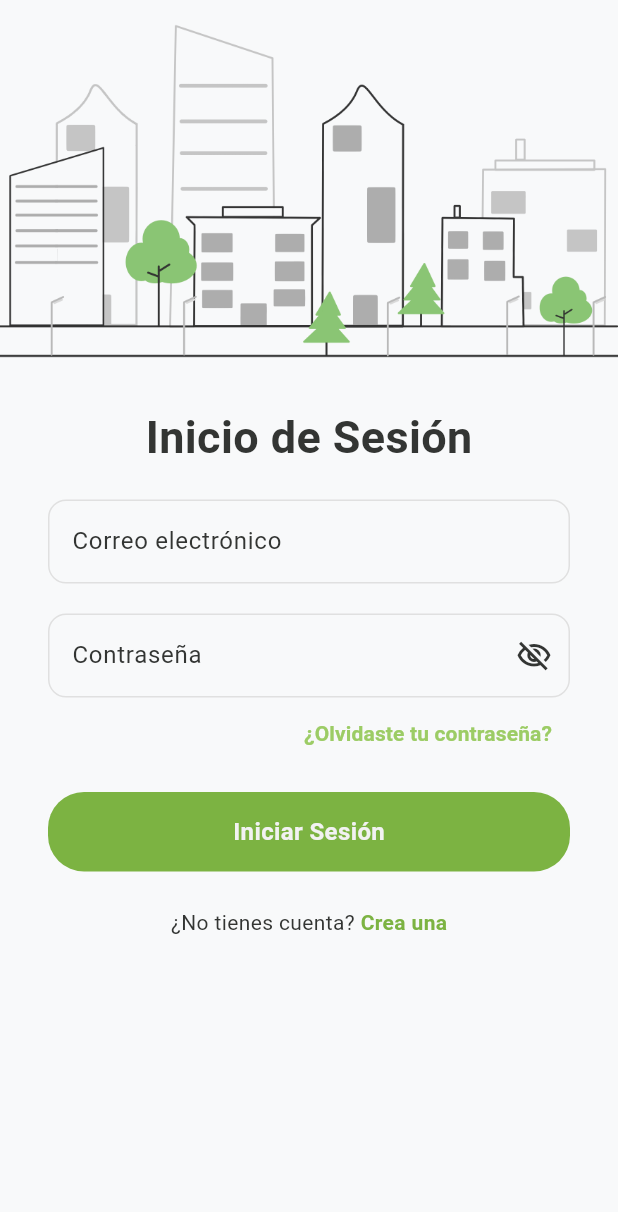
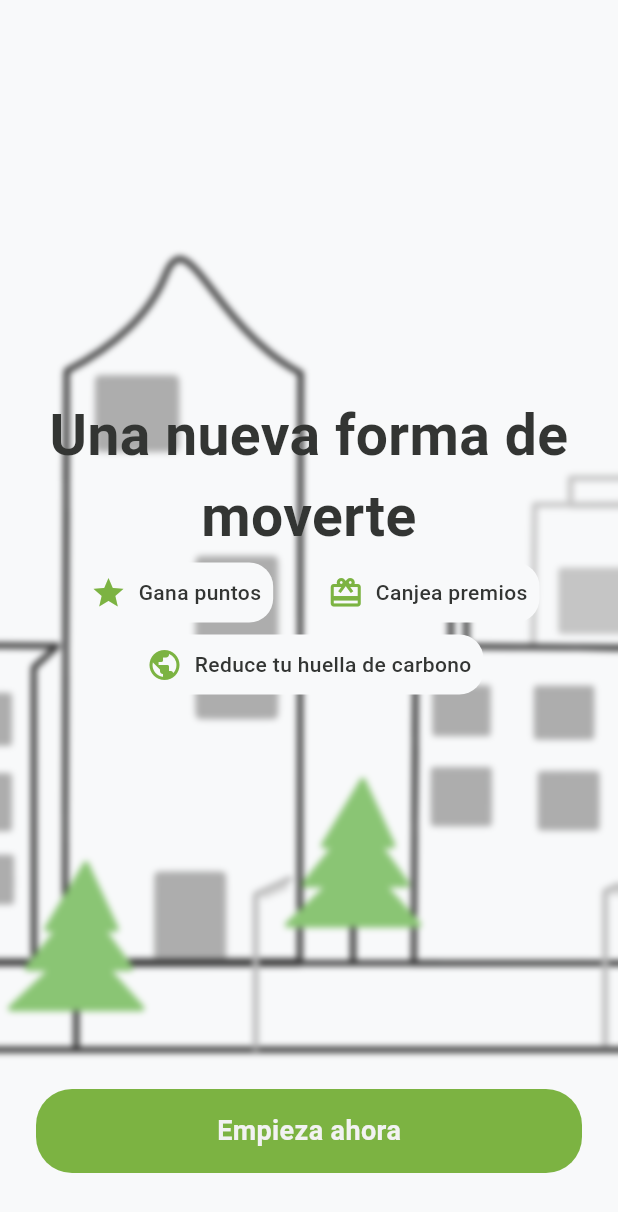
Before and after one commit to EcoDrive-App/Mobile-App, a Flutter app: the screen it shows after launch, on a phone screen of 412 x 824 dp. Shown: the top 1212 px of the screen. Run offline on Flutter 3.47's test engine with Material 3 defaults, Android fonts, the phone set to English and light mode, and no system bars; our stand-ins replace flutter_dotenv, flutter_secure_storage, geocoding, geolocator, google_maps_flutter, shared_preferences; missing offline and left inert: flutter_google_maps_webservices, flutter_polyline_points; accounts and stored records are empty.

Commit message:
add onboarding screen and remove SafeArea from some pages

```diff
--- a/lib/main.dart
+++ b/lib/main.dart
@@ -7,7 +7,9 @@ import 'package:mobile_app/pages/login_page.dart';
 import 'package:mobile_app/pages/navigation_page.dart';
 import 'package:mobile_app/pages/routes_page.dart';
 import 'package:mobile_app/pages/signup_page.dart';
+import 'package:mobile_app/preferences/first_time_check.dart';
 import 'package:mobile_app/preferences/location_provider.dart';
+import 'package:mobile_app/screens/onboarding_screen.dart';
 import 'package:mobile_app/theme/theme.dart';
 import 'package:mobile_app/theme/theme_provider.dart';
 import 'package:mobile_app/preferences/user_provider.dart';
@@ -42,8 +44,19 @@ class MainApp extends StatelessWidget {
       theme: lightTheme,
       darkTheme: darkTheme,
       themeMode: themeProvider.themeMode,
-      home: const AuthWrapper(),
+      home: FutureBuilder<bool>(
+        future: FirstTimeCheck.hasSeenOnboarding(),
+        builder: (context, snapshot) {
+          if (snapshot.connectionState == ConnectionState.waiting) {
+            return const Center(child: CircularProgressIndicator.adaptive());
+          }
+
+          final hasSeenOnboarding = snapshot.data ?? false;
+          return hasSeenOnboarding ? const AuthWrapper() : const OnboardingScreen();
+        },
+      ),
       routes: {
+        '/auth': (context) => AuthWrapper(),
         '/login': (context) => LoginPage(),
         '/signup': (context) => SignupPage(),
         '/edit-profile': (context) => EditProfilePage(),
--- a/lib/pages/edit_profile_page.dart
+++ b/lib/pages/edit_profile_page.dart
@@ -105,9 +105,7 @@ class _EditProfilePageState extends State<EditProfilePage> {
             ),
         ],
       ),
-      body: SafeArea(
-        bottom: false,
-        child: SingleChildScrollView(
+      body: SingleChildScrollView(
         padding: const EdgeInsets.symmetric(horizontal: 20, vertical: 40),
         child: Form(
           key: _formKey,
@@ -248,7 +246,6 @@ class _EditProfilePageState extends State<EditProfilePage> {
           ),
         ),
       ),
-      ),
     );
   }
 }
--- a/lib/pages/home_page.dart
+++ b/lib/pages/home_page.dart
@@ -163,9 +163,7 @@ class _HomePageState extends State<HomePage> {
 
     return Scaffold(
       backgroundColor: theme.surface,
-      body: SafeArea(
-        bottom: false,
-        child: Stack(
+      body: Stack(
         children: [
           SingleChildScrollView(
             padding: const EdgeInsets.only(left: 20, right: 20, bottom: 60),
@@ -175,7 +173,7 @@ class _HomePageState extends State<HomePage> {
                 Column(
                   crossAxisAlignment: CrossAxisAlignment.start,
                   children: [
-                      const SizedBox(height: 16),
+                    const SizedBox(height: 62),
                     Text("EcoDrive",
                       style: TextStyle(fontSize: 32, fontWeight: FontWeight.bold, color: theme.primary,),
                     ),
@@ -323,7 +321,6 @@ class _HomePageState extends State<HomePage> {
           ),
         ],
       ),
-      ),
     );
   }
 }
--- a/lib/pages/points_page.dart
+++ b/lib/pages/points_page.dart
@@ -14,23 +14,20 @@ class _PointsPageState extends State<PointsPage> {
 
     return Scaffold(
       backgroundColor: theme.surface,
-      body: SafeArea(
-        bottom: false,
-        child: Stack(
+      body: Stack(
         children: [
           SingleChildScrollView(
             padding: const EdgeInsets.symmetric(horizontal: 20),
             child: Column(
               crossAxisAlignment: CrossAxisAlignment.start,
               children: [
-                  const SizedBox(height: 20),
+                const SizedBox(height: 62),
                 Text("Canjea tus puntos", style: TextStyle(fontSize: 28)),
               ],
             ),
           ),
         ],
       ),
-      ),
     );
   }
 }
--- a/lib/pages/profile_page.dart
+++ b/lib/pages/profile_page.dart
@@ -84,9 +84,7 @@ class _ProfilePageState extends State<ProfilePage> {
 
     return Scaffold(
       backgroundColor: theme.surface,
-      body: SafeArea(
-        bottom: false,
-        child: Column(
+      body: Column(
         children: [
           SingleChildScrollView(
             padding: const EdgeInsets.symmetric(horizontal: 20, vertical: 40),
@@ -96,6 +94,7 @@ class _ProfilePageState extends State<ProfilePage> {
                 Center(
                   child: Column(
                     children: [
+                      const SizedBox(height: 62),
                       Container(
                         padding: const EdgeInsets.all(3),
                         decoration: BoxDecoration(
@@ -184,7 +183,6 @@ class _ProfilePageState extends State<ProfilePage> {
           ),
         ],
       ),
-      ),
     );
   }
 }
--- a/lib/pages/routes_page.dart
+++ b/lib/pages/routes_page.dart
@@ -68,9 +68,7 @@ class _RoutesPageState extends State<RoutesPage> with AutomaticKeepAliveClientMi
 
     return Scaffold(
       backgroundColor: Theme.of(context).colorScheme.surface,
-      body: SafeArea(
-        bottom: false,
-        child: Stack(
+      body: Stack(
         children: [
           // Main Content
           Positioned.fill(
@@ -101,7 +99,6 @@ class _RoutesPageState extends State<RoutesPage> with AutomaticKeepAliveClientMi
             ),
         ],
       ),
-      ),
     );
   }
 }
--- /dev/null
+++ b/lib/preferences/first_time_check.dart
@@ -0,0 +1,15 @@
+import 'package:shared_preferences/shared_preferences.dart';
+
+class FirstTimeCheck {
+  static const String _hasSeenOnboardingKey = 'onboarding';
+
+  static Future<bool> hasSeenOnboarding() async {
+    final prefs = await SharedPreferences.getInstance();
+    return prefs.getBool(_hasSeenOnboardingKey) ?? false;
+  }
+
+  static Future<void> setOnboardingSeen() async {
+    final prefs = await SharedPreferences.getInstance();
+    await prefs.setBool(_hasSeenOnboardingKey, true);
+  }
+}
--- /dev/null
+++ b/lib/screens/onboarding_screen.dart
@@ -0,0 +1,145 @@
+import 'dart:ui';
+
+import 'package:flutter/material.dart';
+import 'package:mobile_app/preferences/first_time_check.dart';
+
+class OnboardingScreen extends StatelessWidget {
+  const OnboardingScreen({super.key});
+
+  @override
+  Widget build(BuildContext context) {
+    var theme = Theme.of(context).colorScheme;
+    final isDarkMode = theme.brightness == Brightness.dark;
+
+    return Scaffold(
+      body: Stack(
+        children: [
+          Container(
+            decoration: BoxDecoration(
+              image: DecorationImage(
+                image: AssetImage(
+                  isDarkMode
+                    ? 'assets/onboardingscreen/Dark.png'
+                    : 'assets/onboardingscreen/Light.png',
+                ),
+                fit: BoxFit.cover,
+              ),
+            ),
+          ),
+          BackdropFilter(
+            filter: ImageFilter.blur(sigmaX: 2, sigmaY: 2),
+            child: Container(
+              color: theme.surface.withValues(alpha: 0),
+            ),
+          ),
+          Padding(
+            padding: const EdgeInsets.symmetric(horizontal: 24.0),
+            child: Column(
+              children: [
+                const Spacer(),
+                Text(
+                  'Una nueva forma de moverte',
+                  style: TextStyle(
+                    fontSize: 38,
+                    fontWeight: FontWeight.bold,
+                    color: theme.onSurface,
+                  ),
+                  textAlign: TextAlign.center,
+                ),
+                const SizedBox(height: 4,),
+                Column(
+                  children: [
+                    Row(
+                      mainAxisAlignment: MainAxisAlignment.spaceEvenly,
+                      children: [
+                        _buildFeatureCard(
+                          context: context,
+                          icon: Icons.star,
+                          text: 'Gana puntos',
+                        ),
+                        _buildFeatureCard(
+                          context: context,
+                          icon: Icons.card_giftcard,
+                          text: 'Canjea premios',
+                        ),
+                      ],
+                    ),
+                    const SizedBox(height: 8,),
+                    Align(
+                      alignment: Alignment.center,
+                      child: _buildFeatureCard(
+                        context: context,
+                        icon: Icons.public_rounded,
+                        text: 'Reduce tu huella de carbono'
+                      ),
+                    )
+                  ],
+                ),
+                const Spacer(),
+                GestureDetector(
+                  onTap: () async{
+                    await FirstTimeCheck.setOnboardingSeen();
+                    if (context.mounted) {
+                      Navigator.pushNamed(context, '/auth');
+                    }
+                  },
+                  child: Container(
+                    width: double.infinity,
+                    padding: EdgeInsets.symmetric(vertical: 15),
+                    decoration: BoxDecoration(
+                      color: theme.primary,
+                      borderRadius: BorderRadius.circular(24)
+                    ),
+                    child: Center(
+                      child: Text(
+                        'Empieza ahora',
+                        style: TextStyle(
+                          color: theme.onPrimary,
+                          fontSize: 18,
+                          fontWeight: FontWeight.bold,
+                        ),
+                      ),
+                    ),
+                  ),
+                ),
+                const SizedBox(height: 42),
+              ],
+            ),
+          ),
+        ],
+      ),
+    );
+  }
+
+  Widget _buildFeatureCard({required BuildContext context, required IconData icon, required String text}) {
+    var theme = Theme.of(context).colorScheme;
+
+    return Container(
+      padding: const EdgeInsets.all(8),
+      decoration: BoxDecoration(
+        color: theme.surface,
+        borderRadius: BorderRadius.circular(16),
+      ),
+      child: Row(
+        mainAxisSize: MainAxisSize.min,
+        children: [
+          Icon(
+            icon,
+            size: 24,
+            color: theme.primary,
+          ),
+          const SizedBox(width: 8),
+          Text(
+            text,
+            style: TextStyle(
+              fontSize: 14,
+              color: theme.onSurface,
+              fontWeight: FontWeight.w500,
+            ),
+            textAlign: TextAlign.center,
+          ),
+        ],
+      ),
+    );
+  }
+}
--- a/pubspec.yaml
+++ b/pubspec.yaml
@@ -35,3 +35,4 @@ flutter:
     - .env
     - assets/
     - assets/login/
+    - assets/onboardingscreen/
```
Also changed, not shown: assets/onboardingscreen/Dark.png (added), assets/onboardingscreen/Light.png (added). Lines whose indentation alone changed are shown as unchanged.
